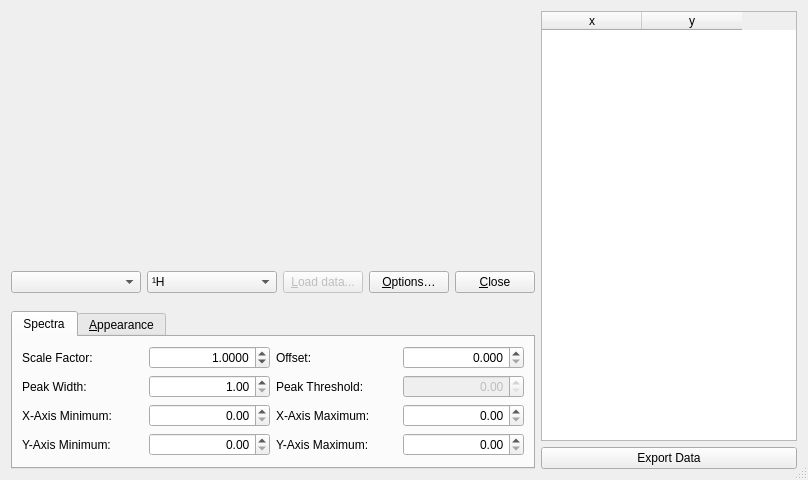
This is avogadro/qtplugins/spectra/spectradialog.ui in OpenChemistry/avogadrolibs as Qt 5 draws it before an edit. The edited form follows.
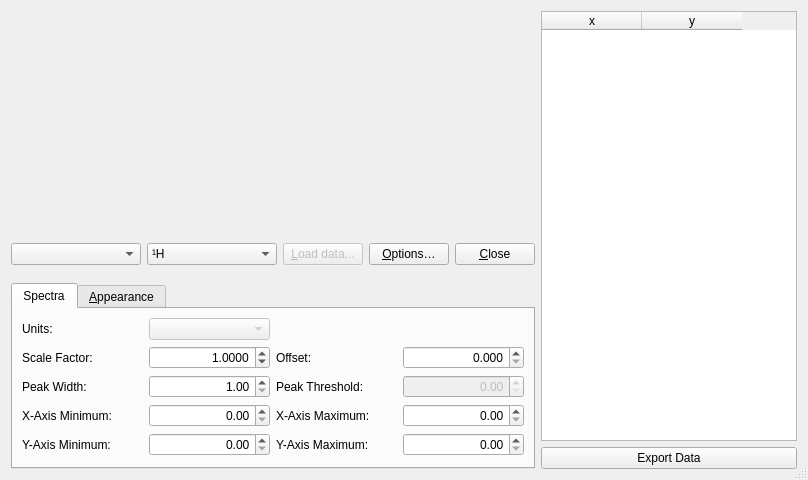
This is the edited form. Custom widgets are drawn as their Qt base class.

Patch:
```diff
--- a/avogadro/qtplugins/spectra/spectradialog.ui
+++ b/avogadro/qtplugins/spectra/spectradialog.ui
@@ -181,6 +181,20 @@
          </property>
         </widget>
        </item>
+       <item row="0" column="0">
+        <widget class="QLabel" name="unitsLabel">
+         <property name="text">
+          <string>Units:</string>
+         </property>
+        </widget>
+       </item>
+       <item row="0" column="1">
+        <widget class="QComboBox" name="unitsCombo">
+         <property name="enabled">
+          <bool>false</bool>
+         </property>
+        </widget>
+       </item>
       </layout>
      </widget>
      <widget class="QWidget" name="tab_appearance">
```
